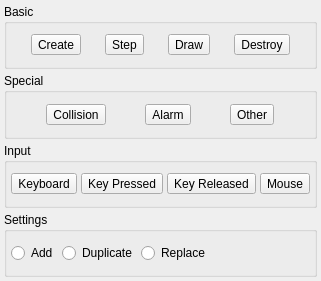
Before: the Qt Designer form Dialogs/EventDialog.ui in enigma-dev/RadialGM, drawn with Qt 5.
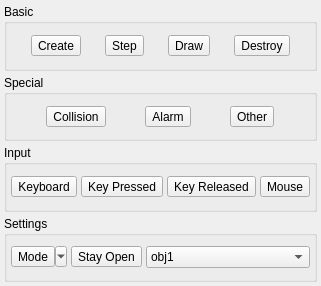
After: the same form once the commit is applied. Icons and pictures are not drawn.

Commit message: Name all the widgets and compact settings.

The edit to the form file:
```diff
--- a/Dialogs/EventDialog.ui
+++ b/Dialogs/EventDialog.ui
@@ -6,8 +6,8 @@
    <rect>
     <x>0</x>
     <y>0</y>
-    <width>211</width>
-    <height>281</height>
+    <width>194</width>
+    <height>286</height>
    </rect>
   </property>
   <property name="sizePolicy">
@@ -43,7 +43,13 @@
     <number>4</number>
    </property>
    <item>
-    <widget class="QGroupBox" name="groupBox">
+    <widget class="QGroupBox" name="basicGroup">
+     <property name="sizePolicy">
+      <sizepolicy hsizetype="Expanding" vsizetype="Preferred">
+       <horstretch>0</horstretch>
+       <verstretch>0</verstretch>
+      </sizepolicy>
+     </property>
      <property name="title">
       <string>Basic</string>
      </property>
@@ -53,10 +59,7 @@
      <property name="checkable">
       <bool>false</bool>
      </property>
-     <layout class="QHBoxLayout" name="horizontalLayout_3">
-      <property name="spacing">
-       <number>4</number>
-      </property>
+     <layout class="QGridLayout" name="gridLayout">
       <property name="leftMargin">
        <number>4</number>
       </property>
@@ -69,8 +72,11 @@
       <property name="bottomMargin">
        <number>4</number>
       </property>
-      <item>
-       <widget class="QToolButton" name="toolButton_7">
+      <property name="spacing">
+       <number>4</number>
+      </property>
+      <item row="0" column="0">
+       <widget class="QToolButton" name="createButton">
         <property name="toolTip">
          <string>Create</string>
         </property>
@@ -98,8 +104,8 @@
         </property>
        </widget>
       </item>
-      <item>
-       <widget class="QToolButton" name="toolButton_6">
+      <item row="0" column="1">
+       <widget class="QToolButton" name="stepButton">
         <property name="toolTip">
          <string>Step</string>
         </property>
@@ -124,8 +130,8 @@
         </property>
        </widget>
       </item>
-      <item>
-       <widget class="QToolButton" name="toolButton_5">
+      <item row="0" column="2">
+       <widget class="QToolButton" name="drawButton">
         <property name="toolTip">
          <string>Draw</string>
         </property>
@@ -150,8 +156,8 @@
         </property>
        </widget>
       </item>
-      <item>
-       <widget class="QToolButton" name="toolButton_9">
+      <item row="0" column="3">
+       <widget class="QToolButton" name="destroyButton">
         <property name="toolTip">
          <string>Destroy</string>
         </property>
@@ -180,16 +186,22 @@
     </widget>
    </item>
    <item>
-    <widget class="QGroupBox" name="groupBox_2">
+    <widget class="QGroupBox" name="specialGroup">
+     <property name="sizePolicy">
+      <sizepolicy hsizetype="Expanding" vsizetype="Preferred">
+       <horstretch>0</horstretch>
+       <verstretch>0</verstretch>
+      </sizepolicy>
+     </property>
      <property name="title">
       <string>Special</string>
      </property>
      <property name="flat">
       <bool>true</bool>
      </property>
-     <layout class="QHBoxLayout" name="horizontalLayout_2" stretch="0,0,0">
-      <property name="spacing">
-       <number>4</number>
+     <layout class="QGridLayout" name="gridLayout_2" rowstretch="0" columnstretch="0,0,0">
+      <property name="sizeConstraint">
+       <enum>QLayout::SetDefaultConstraint</enum>
       </property>
       <property name="leftMargin">
        <number>4</number>
@@ -203,51 +215,11 @@
       <property name="bottomMargin">
        <number>4</number>
       </property>
-      <item>
-       <widget class="QToolButton" name="toolButton">
-        <property name="toolTip">
-         <string>Collision</string>
-        </property>
-        <property name="text">
-         <string>Collision</string>
-        </property>
-        <property name="icon">
-         <iconset resource="../images.qrc">
-          <normaloff>:/events/collision.png</normaloff>:/events/collision.png</iconset>
-        </property>
-        <property name="iconSize">
-         <size>
-          <width>32</width>
-          <height>32</height>
-         </size>
-        </property>
-        <property name="popupMode">
-         <enum>QToolButton::DelayedPopup</enum>
-        </property>
-       </widget>
-      </item>
-      <item>
-       <widget class="QToolButton" name="toolButton_2">
-        <property name="toolTip">
-         <string>Alarm</string>
-        </property>
-        <property name="text">
-         <string>Alarm</string>
-        </property>
-        <property name="icon">
-         <iconset resource="../images.qrc">
-          <normaloff>:/events/alarm.png</normaloff>:/events/alarm.png</iconset>
-        </property>
-        <property name="iconSize">
-         <size>
-          <width>32</width>
-          <height>32</height>
-         </size>
-        </property>
-       </widget>
-      </item>
-      <item>
-       <widget class="QToolButton" name="toolButton_10">
+      <property name="spacing">
+       <number>4</number>
+      </property>
+      <item row="0" column="2">
+       <widget class="QToolButton" name="otherButton">
         <property name="toolTip">
          <string>Other</string>
         </property>
@@ -266,11 +238,60 @@
         </property>
        </widget>
       </item>
+      <item row="0" column="1">
+       <widget class="QToolButton" name="alarmButton">
+        <property name="toolTip">
+         <string>Alarm</string>
+        </property>
+        <property name="text">
+         <string>Alarm</string>
+        </property>
+        <property name="icon">
+         <iconset resource="../images.qrc">
+          <normaloff>:/events/alarm.png</normaloff>:/events/alarm.png</iconset>
+        </property>
+        <property name="iconSize">
+         <size>
+          <width>32</width>
+          <height>32</height>
+         </size>
+        </property>
+       </widget>
+      </item>
+      <item row="0" column="0">
+       <widget class="QToolButton" name="collisionButton">
+        <property name="toolTip">
+         <string>Collision</string>
+        </property>
+        <property name="text">
+         <string>Collision</string>
+        </property>
+        <property name="icon">
+         <iconset resource="../images.qrc">
+          <normaloff>:/events/collision.png</normaloff>:/events/collision.png</iconset>
+        </property>
+        <property name="iconSize">
+         <size>
+          <width>32</width>
+          <height>32</height>
+         </size>
+        </property>
+        <property name="popupMode">
+         <enum>QToolButton::DelayedPopup</enum>
+        </property>
+       </widget>
+      </item>
      </layout>
     </widget>
    </item>
    <item>
-    <widget class="QGroupBox" name="groupBox_3">
+    <widget class="QGroupBox" name="inputGroup">
+     <property name="sizePolicy">
+      <sizepolicy hsizetype="Expanding" vsizetype="Preferred">
+       <horstretch>0</horstretch>
+       <verstretch>0</verstretch>
+      </sizepolicy>
+     </property>
      <property name="title">
       <string>Input</string>
      </property>
@@ -377,14 +398,20 @@
     </widget>
    </item>
    <item>
-    <widget class="QGroupBox" name="groupBox_4">
+    <widget class="QGroupBox" name="settingsGroup">
+     <property name="sizePolicy">
+      <sizepolicy hsizetype="Expanding" vsizetype="Preferred">
+       <horstretch>0</horstretch>
+       <verstretch>0</verstretch>
+      </sizepolicy>
+     </property>
      <property name="title">
       <string>Settings</string>
      </property>
      <property name="flat">
       <bool>true</bool>
      </property>
-     <layout class="QHBoxLayout" name="horizontalLayout">
+     <layout class="QVBoxLayout" name="verticalLayout_2">
       <property name="spacing">
        <number>4</number>
       </property>
@@ -401,38 +428,69 @@
        <number>4</number>
       </property>
       <item>
-       <widget class="QRadioButton" name="radioButton">
-        <property name="text">
-         <string>Add</string>
+       <layout class="QHBoxLayout" name="modeGroup">
+        <property name="spacing">
+         <number>4</number>
         </property>
-       </widget>
-      </item>
-      <item>
-       <widget class="QRadioButton" name="radioButton_3">
-        <property name="text">
-         <string>Duplicate</string>
-        </property>
-       </widget>
-      </item>
-      <item>
-       <widget class="QRadioButton" name="radioButton_2">
-        <property name="text">
-         <string>Replace</string>
-        </property>
-       </widget>
-      </item>
-      <item>
-       <spacer name="horizontalSpacer">
-        <property name="orientation">
-         <enum>Qt::Horizontal</enum>
-        </property>
-        <property name="sizeHint" stdset="0">
-         <size>
-          <width>40</width>
-          <height>20</height>
-         </size>
-        </property>
-       </spacer>
+        <item>
+         <widget class="QToolButton" name="modeButton">
+          <property name="toolTip">
+           <string>Mode</string>
+          </property>
+          <property name="text">
+           <string>Mode</string>
+          </property>
+          <property name="icon">
+           <iconset resource="../images.qrc">
+            <normaloff>:/actions/add.png</normaloff>:/actions/add.png</iconset>
+          </property>
+          <property name="popupMode">
+           <enum>QToolButton::MenuButtonPopup</enum>
+          </property>
+         </widget>
+        </item>
+        <item>
+         <widget class="QToolButton" name="stayOpenButton">
+          <property name="toolTip">
+           <string>Stay Open</string>
+          </property>
+          <property name="text">
+           <string>Stay Open</string>
+          </property>
+          <property name="icon">
+           <iconset resource="../images.qrc">
+            <normaloff>:/actions/preferences.png</normaloff>:/actions/preferences.png</iconset>
+          </property>
+          <property name="iconSize">
+           <size>
+            <width>16</width>
+            <height>16</height>
+           </size>
+          </property>
+          <property name="checkable">
+           <bool>true</bool>
+          </property>
+          <property name="checked">
+           <bool>false</bool>
+          </property>
+         </widget>
+        </item>
+        <item>
+         <widget class="QComboBox" name="objectCombo">
+          <property name="sizePolicy">
+           <sizepolicy hsizetype="Expanding" vsizetype="Fixed">
+            <horstretch>0</horstretch>
+            <verstretch>0</verstretch>
+           </sizepolicy>
+          </property>
+          <item>
+           <property name="text">
+            <string>obj1</string>
+           </property>
+          </item>
+         </widget>
+        </item>
+       </layout>
       </item>
      </layout>
     </widget>
```
Left out of the diff: 8 changed lines with no effect on the pictures.
